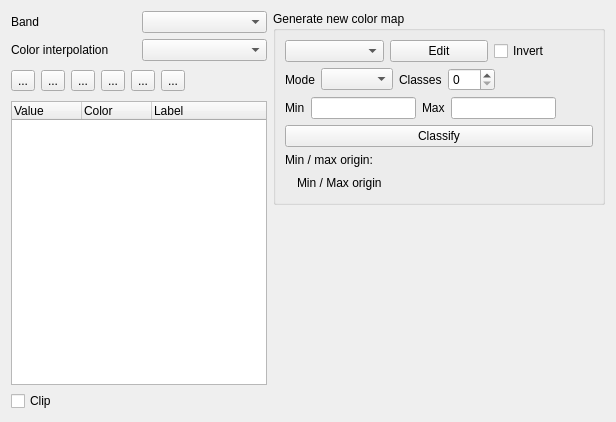
Qt form SWGIS-DLLSrc/SWGIS-Gui/swgissinglebandpseudocolorrendererwidgetbase.ui (LZS1991/SWGIS) before a commit.
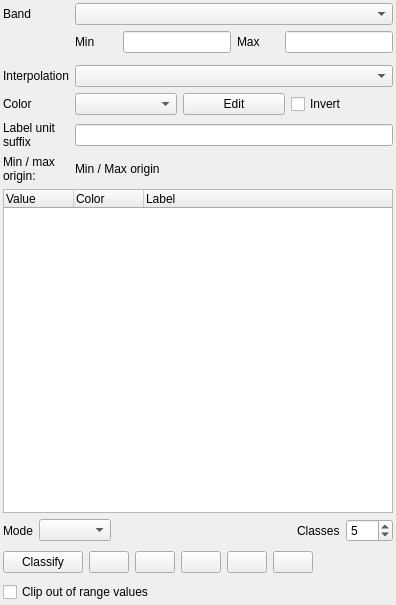
The same form after that commit. Icons and pictures are not drawn. Custom widgets are drawn as their Qt base class.

```diff
--- a/SWGIS-DLLSrc/SWGIS-Gui/swgissinglebandpseudocolorrendererwidgetbase.ui
+++ b/SWGIS-DLLSrc/SWGIS-Gui/swgissinglebandpseudocolorrendererwidgetbase.ui
@@ -6,18 +6,73 @@
    <rect>
     <x>0</x>
     <y>0</y>
-    <width>616</width>
-    <height>422</height>
+    <width>396</width>
+    <height>605</height>
    </rect>
   </property>
   <property name="windowTitle">
    <string>Form</string>
   </property>
-  <layout class="QHBoxLayout" name="horizontalLayout_5">
-   <item>
-    <layout class="QVBoxLayout" name="verticalLayout">
-     <item>
       <layout class="QGridLayout" name="gridLayout">
+   <property name="leftMargin">
+    <number>3</number>
+   </property>
+   <property name="topMargin">
+    <number>3</number>
+   </property>
+   <property name="rightMargin">
+    <number>3</number>
+   </property>
+   <property name="bottomMargin">
+    <number>3</number>
+   </property>
+   <item row="4" column="1" colspan="4">
+    <layout class="QHBoxLayout" name="horizontalLayout_2">
+     <item>
+      <widget class="QgsColorRampComboBox" name="mColorRampComboBox"/>
+     </item>
+     <item>
+      <widget class="QPushButton" name="mButtonEditRamp">
+       <property name="text">
+        <string>Edit</string>
+       </property>
+      </widget>
+     </item>
+     <item>
+      <widget class="QCheckBox" name="mInvertCheckBox">
+       <property name="text">
+        <string>Invert</string>
+       </property>
+      </widget>
+     </item>
+    </layout>
+   </item>
+   <item row="4" column="0">
+    <widget class="QLabel" name="mColorInterpolationLabel_2">
+     <property name="text">
+      <string>Color</string>
+     </property>
+    </widget>
+   </item>
+   <item row="1" column="4">
+    <widget class="QLineEdit" name="mMaxLineEdit"/>
+   </item>
+   <item row="1" column="1">
+    <widget class="QLabel" name="mMinLabel">
+     <property name="sizePolicy">
+      <sizepolicy hsizetype="MinimumExpanding" vsizetype="Fixed">
+       <horstretch>0</horstretch>
+       <verstretch>0</verstretch>
+      </sizepolicy>
+     </property>
+     <property name="text">
+      <string>Min</string>
+     </property>
+    </widget>
+   </item>
+   <item row="3" column="1" colspan="4">
+    <widget class="QComboBox" name="mColorInterpolationComboBox"/>
+   </item>
        <item row="0" column="0">
         <widget class="QLabel" name="mBandLabel">
          <property name="text">
@@ -25,31 +80,43 @@
          </property>
         </widget>
        </item>
-       <item row="0" column="1">
+   <item row="0" column="1" colspan="4">
         <widget class="QComboBox" name="mBandComboBox"/>
        </item>
-       <item row="1" column="1">
-        <widget class="QComboBox" name="mColorInterpolationComboBox"/>
-       </item>
-       <item row="1" column="0">
+   <item row="1" column="3">
+    <widget class="QLabel" name="mMaxLabel">
+     <property name="sizePolicy">
+      <sizepolicy hsizetype="MinimumExpanding" vsizetype="Fixed">
+       <horstretch>0</horstretch>
+       <verstretch>0</verstretch>
+      </sizepolicy>
+     </property>
+     <property name="text">
+      <string>Max</string>
+     </property>
+    </widget>
+   </item>
+   <item row="3" column="0">
         <widget class="QLabel" name="mColorInterpolationLabel">
          <property name="text">
-          <string>Color interpolation</string>
+      <string>Interpolation</string>
          </property>
         </widget>
        </item>
-      </layout>
-     </item>
-     <item>
+   <item row="9" column="0" colspan="5">
       <layout class="QHBoxLayout" name="horizontalLayout_3">
        <item>
-        <widget class="QToolButton" name="mAddEntryButton">
+      <widget class="QPushButton" name="mClassifyButton">
+       <property name="text">
+        <string>Classify</string>
+       </property>
+      </widget>
+     </item>
+     <item>
+      <widget class="QPushButton" name="mAddEntryButton">
          <property name="toolTip">
           <string>Add values manually</string>
          </property>
-         <property name="text">
-          <string>...</string>
-         </property>
          <property name="icon">
           <iconset>
            <normaloff>:/images/themes/default/symbologyAdd.svg</normaloff>:/images/themes/default/symbologyAdd.svg</iconset>
@@ -57,13 +124,10 @@
         </widget>
        </item>
        <item>
-        <widget class="QToolButton" name="mDeleteEntryButton">
+      <widget class="QPushButton" name="mDeleteEntryButton">
          <property name="toolTip">
           <string>Remove selected row</string>
          </property>
-         <property name="text">
-          <string>...</string>
-         </property>
          <property name="icon">
           <iconset>
            <normaloff>:/images/themes/default/symbologyRemove.svg</normaloff>:/images/themes/default/symbologyRemove.svg</iconset>
@@ -71,27 +135,10 @@
         </widget>
        </item>
        <item>
-        <widget class="QToolButton" name="mSortButton">
-         <property name="toolTip">
-          <string>Sort colormap items</string>
-         </property>
-         <property name="text">
-          <string>...</string>
-         </property>
-         <property name="icon">
-          <iconset>
-           <normaloff>:/images/themes/default/mActionArrowDown.png</normaloff>:/images/themes/default/mActionArrowDown.png</iconset>
-         </property>
-        </widget>
-       </item>
-       <item>
-        <widget class="QToolButton" name="mLoadFromBandButton">
+      <widget class="QPushButton" name="mLoadFromBandButton">
          <property name="toolTip">
           <string>Load color map from band</string>
          </property>
-         <property name="text">
-          <string>...</string>
-         </property>
          <property name="icon">
           <iconset>
            <normaloff>:/images/themes/default/mActionDraw.svg</normaloff>:/images/themes/default/mActionDraw.svg</iconset>
@@ -99,13 +146,10 @@
         </widget>
        </item>
        <item>
-        <widget class="QToolButton" name="mLoadFromFileButton">
+      <widget class="QPushButton" name="mLoadFromFileButton">
          <property name="toolTip">
           <string>Load color map from file</string>
          </property>
-         <property name="text">
-          <string>...</string>
-         </property>
          <property name="icon">
           <iconset>
            <normaloff>:/images/themes/default/mActionFileOpen.svg</normaloff>:/images/themes/default/mActionFileOpen.svg</iconset>
@@ -113,13 +157,10 @@
         </widget>
        </item>
        <item>
-        <widget class="QToolButton" name="mExportToFileButton">
+      <widget class="QPushButton" name="mExportToFileButton">
          <property name="toolTip">
           <string>Export color map to file</string>
          </property>
-         <property name="text">
-          <string>...</string>
-         </property>
          <property name="icon">
           <iconset>
            <normaloff>:/images/themes/default/mActionFileSaveAs.svg</normaloff>:/images/themes/default/mActionFileSaveAs.svg</iconset>
@@ -141,80 +182,42 @@
        </item>
       </layout>
      </item>
-     <item>
-      <widget class="QTreeWidget" name="mColormapTreeWidget">
+   <item row="6" column="0">
+    <widget class="QLabel" name="label_2">
+     <property name="text">
+      <string>Min / max 
+origin:</string>
+     </property>
+    </widget>
+   </item>
+   <item row="6" column="1" colspan="4">
+    <widget class="QLabel" name="mMinMaxOriginLabel">
        <property name="sizePolicy">
-        <sizepolicy hsizetype="MinimumExpanding" vsizetype="Expanding">
+      <sizepolicy hsizetype="Expanding" vsizetype="Preferred">
          <horstretch>0</horstretch>
          <verstretch>0</verstretch>
         </sizepolicy>
        </property>
-       <attribute name="headerDefaultSectionSize">
-        <number>70</number>
-       </attribute>
-       <attribute name="headerMinimumSectionSize">
-        <number>10</number>
-       </attribute>
-       <attribute name="headerStretchLastSection">
-        <bool>true</bool>
-       </attribute>
-       <column>
         <property name="text">
-         <string>Value</string>
-        </property>
-       </column>
-       <column>
-        <property name="text">
-         <string>Color</string>
-        </property>
-       </column>
-       <column>
-        <property name="text">
-         <string>Label</string>
-        </property>
-       </column>
-      </widget>
-     </item>
-     <item>
+      <string>Min / Max origin</string>
+     </property>
+    </widget>
+   </item>
+   <item row="10" column="0" colspan="5">
       <widget class="QCheckBox" name="mClipCheckBox">
-       <property name="text">
-        <string>Clip</string>
-       </property>
-      </widget>
-     </item>
-    </layout>
-   </item>
-   <item>
-    <layout class="QVBoxLayout" name="verticalLayout_3">
-     <item>
-      <widget class="QGroupBox" name="grpGenerateColorMap">
-       <property name="title">
-        <string>Generate new color map</string>
-       </property>
-       <layout class="QVBoxLayout" name="verticalLayout_4">
-        <item>
-         <layout class="QHBoxLayout" name="horizontalLayout_2">
-          <item>
-           <widget class="QgsColorRampComboBox" name="mColorRampComboBox"/>
-          </item>
-          <item>
-           <widget class="QPushButton" name="mButtonEditRamp">
+     <property name="toolTip">
+      <string>If checked, any pixels with a value out of range will not be rendered</string>
+     </property>
             <property name="text">
-             <string>Edit</string>
+      <string>Clip out of range values</string>
             </property>
            </widget>
           </item>
-          <item>
-           <widget class="QCheckBox" name="mInvertCheckBox">
-            <property name="text">
-             <string>Invert</string>
-            </property>
-           </widget>
-          </item>
-         </layout>
-        </item>
-        <item>
-         <layout class="QHBoxLayout" name="horizontalLayout">
+   <item row="1" column="2">
+    <widget class="QLineEdit" name="mMinLineEdit"/>
+   </item>
+   <item row="8" column="0" colspan="5">
+    <layout class="QHBoxLayout" name="horizontalLayout_5">
           <item>
            <widget class="QLabel" name="mClassificationModeLabel">
             <property name="text">
@@ -225,6 +228,19 @@
           <item>
            <widget class="QComboBox" name="mClassificationModeComboBox"/>
           </item>
+     <item>
+      <spacer name="horizontalSpacer_4">
+       <property name="orientation">
+        <enum>Qt::Horizontal</enum>
+       </property>
+       <property name="sizeHint" stdset="0">
+        <size>
+         <width>40</width>
+         <height>20</height>
+        </size>
+       </property>
+      </spacer>
+     </item>
           <item>
            <widget class="QLabel" name="mNumberOfEntriesLabel">
             <property name="text">
@@ -240,136 +256,76 @@
               <verstretch>0</verstretch>
              </sizepolicy>
             </property>
+       <property name="minimum">
+        <number>2</number>
+       </property>
             <property name="maximum">
              <number>255</number>
             </property>
             <property name="value">
-             <number>0</number>
+        <number>5</number>
             </property>
            </widget>
           </item>
-          <item>
-           <spacer name="horizontalSpacer_6">
-            <property name="orientation">
-             <enum>Qt::Horizontal</enum>
-            </property>
-            <property name="sizeHint" stdset="0">
-             <size>
-              <width>40</width>
-              <height>20</height>
-             </size>
-            </property>
-           </spacer>
-          </item>
-         </layout>
-        </item>
-        <item>
-         <layout class="QHBoxLayout" name="horizontalLayout_4">
-          <item>
-           <widget class="QLabel" name="mMinLabel">
-            <property name="text">
-             <string>Min</string>
-            </property>
-           </widget>
-          </item>
-          <item>
-           <widget class="QLineEdit" name="mMinLineEdit"/>
-          </item>
-          <item>
-           <widget class="QLabel" name="mMaxLabel">
-            <property name="text">
-             <string>Max</string>
-            </property>
-           </widget>
-          </item>
-          <item>
-           <widget class="QLineEdit" name="mMaxLineEdit"/>
-          </item>
-          <item>
-           <spacer name="horizontalSpacer_3">
-            <property name="orientation">
-             <enum>Qt::Horizontal</enum>
-            </property>
-            <property name="sizeHint" stdset="0">
-             <size>
-              <width>40</width>
-              <height>20</height>
-             </size>
-            </property>
-           </spacer>
-          </item>
-         </layout>
-        </item>
-        <item>
-         <widget class="QPushButton" name="mClassifyButton">
-          <property name="text">
-           <string>Classify</string>
-          </property>
-         </widget>
-        </item>
-        <item>
-         <layout class="QGridLayout" name="gridLayout_3">
-          <property name="verticalSpacing">
-           <number>6</number>
-          </property>
-          <item row="1" column="1">
-           <widget class="QLabel" name="mMinMaxOriginLabel">
-            <property name="sizePolicy">
-             <sizepolicy hsizetype="Expanding" vsizetype="Preferred">
-              <horstretch>0</horstretch>
-              <verstretch>0</verstretch>
-             </sizepolicy>
-            </property>
-            <property name="text">
-             <string>Min / Max origin</string>
-            </property>
-           </widget>
-          </item>
-          <item row="1" column="0">
-           <spacer name="horizontalSpacer_4">
-            <property name="orientation">
-             <enum>Qt::Horizontal</enum>
-            </property>
-            <property name="sizeType">
-             <enum>QSizePolicy::Fixed</enum>
-            </property>
-            <property name="sizeHint" stdset="0">
-             <size>
-              <width>6</width>
-              <height>20</height>
-             </size>
-            </property>
-           </spacer>
-          </item>
-          <item row="0" column="0" colspan="2">
-           <widget class="QLabel" name="label_2">
-            <property name="text">
-             <string>Min / max origin:</string>
-            </property>
-           </widget>
-          </item>
-         </layout>
-        </item>
-       </layout>
-      </widget>
-     </item>
-     <item>
+    </layout>
+   </item>
+   <item row="2" column="0" colspan="5">
       <widget class="QWidget" name="mMinMaxContainerWidget" native="true"/>
      </item>
-     <item>
-      <spacer name="verticalSpacer">
-       <property name="orientation">
-        <enum>Qt::Vertical</enum>
-       </property>
-       <property name="sizeHint" stdset="0">
+   <item row="7" column="0" colspan="5">
+    <widget class="QTreeWidget" name="mColormapTreeWidget">
+     <property name="sizePolicy">
+      <sizepolicy hsizetype="Expanding" vsizetype="Expanding">
+       <horstretch>0</horstretch>
+       <verstretch>0</verstretch>
+      </sizepolicy>
+     </property>
+     <property name="minimumSize">
         <size>
-         <width>20</width>
-         <height>40</height>
-        </size>
-       </property>
-      </spacer>
-     </item>
-    </layout>
+       <width>0</width>
+       <height>250</height>
+      </size>
+     </property>
+     <attribute name="headerDefaultSectionSize">
+      <number>70</number>
+     </attribute>
+     <attribute name="headerMinimumSectionSize">
+      <number>10</number>
+     </attribute>
+     <attribute name="headerStretchLastSection">
+      <bool>true</bool>
+     </attribute>
+     <column>
+      <property name="text">
+       <string>Value</string>
+      </property>
+     </column>
+     <column>
+      <property name="text">
+       <string>Color</string>
+      </property>
+     </column>
+     <column>
+      <property name="text">
+       <string>Label</string>
+      </property>
+     </column>
+    </widget>
+   </item>
+   <item row="5" column="1" colspan="4">
+    <widget class="QLineEdit" name="mUnitLineEdit">
+     <property name="toolTip">
+      <string>Unit suffix</string>
+     </property>
+    </widget>
+   </item>
+   <item row="5" column="0">
+    <widget class="QLabel" name="mUnitLabel">
+     <property name="text">
+      <string>Label unit
+suffix</string>
+     </property>
+    </widget>
    </item>
   </layout>
  </widget>
```
Left out of the diff: 24 changed lines with no effect on the pictures. Lines whose indentation alone changed are shown as unchanged.
